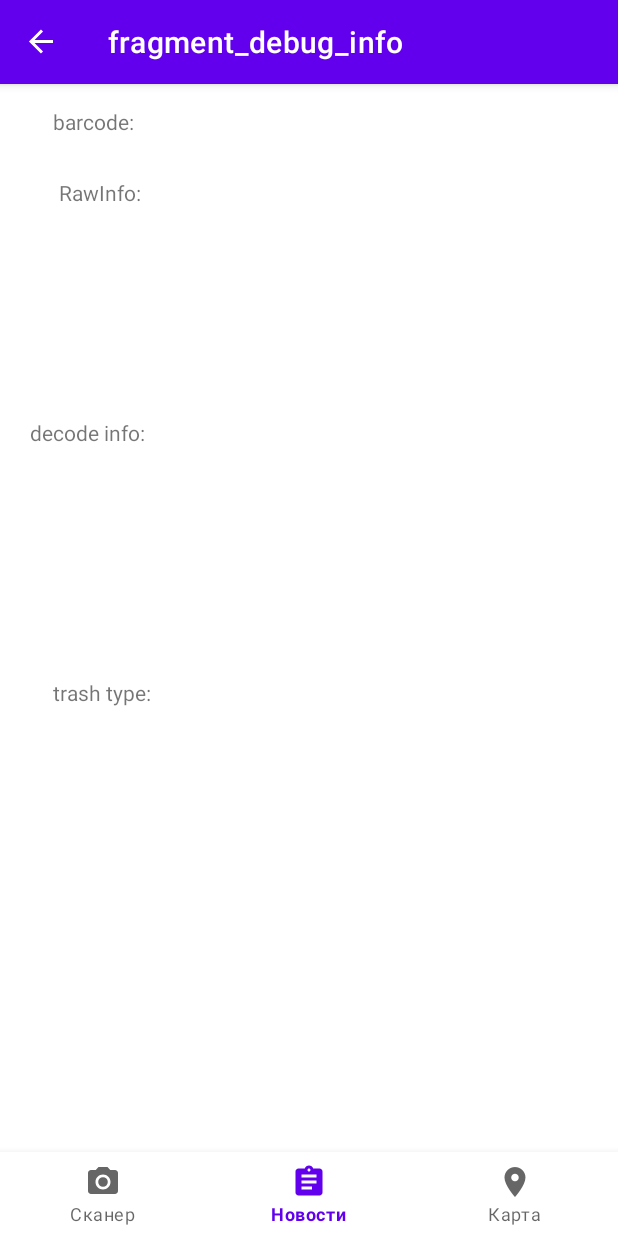
After one commit to Reveeng/SberProject, an Android app: the fragment_debug_info screen opened through its navigation route, on a phone screen of 412 x 824 dp. The commit adds this screen. Run offline under Robolectric (Android 15) with nearby library versions, the phone set to English and light mode, and no system bars; our stand-ins replace navigation-ui; pictures from the network do not load.

Commit message:
add debug fragment

```diff
--- /dev/null
+++ b/app/src/main/java/com/example/sberproject/fragment_debug_info.kt
@@ -0,0 +1,68 @@
+package com.example.sberproject
+
+import android.os.Bundle
+import androidx.fragment.app.Fragment
+import android.view.LayoutInflater
+import android.view.View
+import android.view.ViewGroup
+import android.widget.Button
+import android.widget.RelativeLayout
+import android.widget.TextView
+import androidx.constraintlayout.widget.ConstraintLayout
+
+class fragment_debug_info : Fragment() {
+
+    private lateinit var container: ConstraintLayout
+
+    companion object {
+        const val BARCODE = "barcode"
+        const val TRASH_TYPE = "trash type"
+        const val RAW_INFO = "rawinfo"
+        const val INFO = "info"
+        @JvmStatic
+        fun newInstance(barcode: String, rawinfo: String,info: String, trashType: String) =
+            fragment_debug_info().apply {
+                arguments = Bundle().apply {
+                    putString(BARCODE, barcode)
+                    putString(TRASH_TYPE, trashType)
+                    putString(RAW_INFO,rawinfo)
+                    putString(INFO,info)
+                }
+            }
+    }
+
+    override fun onCreateView(
+        inflater: LayoutInflater, container: ViewGroup?,
+        savedInstanceState: Bundle?
+    ): View? {
+        // Inflate the layout for this fragment
+        return inflater.inflate(R.layout.fragment_debug_info, container, false)
+    }
+    override fun onViewCreated(view: View, savedInstanceState: Bundle?) {
+        super.onViewCreated(view, savedInstanceState)
+        container = view as ConstraintLayout
+        var barcodeT: TextView? = null
+        var rawinfoT: TextView? = null
+        var infoT: TextView? = null
+        var trashTypeT: TextView? = null
+        barcodeT = container.findViewById(R.id.barcode)
+        rawinfoT = container.findViewById(R.id.rawInfo)
+        infoT = container.findViewById(R.id.decodeInfo)
+        trashTypeT = container.findViewById(R.id.trashtype)
+
+        arguments?.getString(BARCODE)?.let {
+            barcodeT.text = it
+        }
+        arguments?.getString(RAW_INFO)?.let {
+            rawinfoT.text = it
+        }
+        arguments?.getString(INFO)?.let {
+            infoT.text = it
+        }
+        arguments?.getString(TRASH_TYPE)?.let {
+            trashTypeT.text = it
+        }
+    }
+
+
+}
--- a/app/src/main/java/com/example/sberproject/ui/scan/BarcodeHandler.kt
+++ b/app/src/main/java/com/example/sberproject/ui/scan/BarcodeHandler.kt
@@ -1,6 +1,7 @@
 package com.example.sberproject.ui.scan
 
 import android.os.Build
+import android.os.Bundle
 import android.os.CountDownTimer
 import android.text.Html
 import com.google.mlkit.vision.barcode.Barcode
@@ -11,7 +12,7 @@ import java.io.IOException
 import kotlin.properties.Delegates
 import com.example.sberproject.TrashType
 
-class BarcodeHandler(private val TTCallback:(trashType: TrashType)->Unit){
+class BarcodeHandler(private val TTCallback:(bundle: Bundle)->Unit){
 
     private val keyValue =
         arrayOf(
@@ -21,6 +22,7 @@ class BarcodeHandler(private val TTCallback:(trashType: TrashType)->Unit){
             arrayOf("пл.{1}бут", "п.{1}б", "пэт")
             //TODO: add other key words for trash type
         )
+    var bundle = Bundle()
 
     private val soapBegin: String = "<?xml version=\"1.0\" encoding=\"ISO-8859-1\"?>" +
             "<SOAP-ENV:Envelope " +
@@ -34,7 +36,8 @@ class BarcodeHandler(private val TTCallback:(trashType: TrashType)->Unit){
 
     private var Utoken: String = ""
     var trashType: TrashType by Delegates.observable(TrashType.OTHER){_,_,new->
-        TTCallback(new)
+        bundle.putString("trash type", new.toString())
+        TTCallback(bundle)
     }
 
     private var barcodeArray: MutableList<String> = arrayListOf()
@@ -108,12 +111,12 @@ class BarcodeHandler(private val TTCallback:(trashType: TrashType)->Unit){
                     if (barcode.length != 13) return@barcodeloop
                     if (barcodeArray.size <= 10) barcodeArray.add(barcode)
                     else {
-                        println("all items"+barcodeArray)
+                        println("all items $barcodeArray")
                         val uniqueList = barcodeArray.distinct()
                         uniqueList.forEach { barcode ->
                             getGoodsByCode(barcode)
                         }
-                        println("unique items"+uniqueList)
+                        println("unique items $uniqueList")
                         }
                     }
                 }
@@ -141,15 +144,20 @@ class BarcodeHandler(private val TTCallback:(trashType: TrashType)->Unit){
                 if (!response.isSuccessful) throw IOException("Unexpected code $response")
                 haveCodeInDb = true
                 val strResponse: String = response.body!!.string()
-                println(strResponse)
+                println("response is $strResponse")
                 val regex = Regex("<Name>.*</Name>")
                 var goods: String? =
                     regex.find(strResponse)?.value?.removePrefix("<Name>")?.removeSuffix("</Name>")
+
                 if (goods != null) {
                     if (Build.VERSION.SDK_INT >= Build.VERSION_CODES.N) {
+                        bundle.putString("barcode", barcode)
+                        bundle.putString("rawinfo", goods)
                         goods = Html.fromHtml(goods, Html.FROM_HTML_MODE_LEGACY).toString()
+                        bundle.putString("info", goods)
                     }
                     trashType =  findTrashType(goods)
+                    println("trashType is $trashType")
                     needToScan = false
                 }
             }
--- a/app/src/main/java/com/example/sberproject/ui/scan/ScannerFragment.kt
+++ b/app/src/main/java/com/example/sberproject/ui/scan/ScannerFragment.kt
@@ -52,20 +52,16 @@ class ScannerFragment : Fragment() {
     private var scanButton: Button? = null
 
     //create barcode handler class
-    private val barcodeHandler: BarcodeHandler = BarcodeHandler { trashType: TrashType ->
+    private val barcodeHandler: BarcodeHandler = BarcodeHandler { bundle: Bundle ->
         requireActivity().runOnUiThread {
-            val bundle = Bundle().apply {
-                putSerializable(
-                    MapsFragment.TRASH_TYPE,
-                    trashType
-                )
-            }
-            findNavController().navigate(R.id.navigation_maps, bundle)
+//            val bundle = Bundle().apply {
+//                putSerializable(
+//                    MapsFragment.TRASH_TYPE,
+//                    trashType
+//                )
+//            }
+            findNavController().navigate(R.id.fragment_debug_info, bundle)
         }
-    }
-
-    fun trashTypeCallback(trashtype:TrashType){
-
     }
 
     override fun onCreateView(
--- /dev/null
+++ b/app/src/main/res/layout/fragment_debug_info.xml
@@ -0,0 +1,101 @@
+<?xml version="1.0" encoding="utf-8"?>
+<androidx.constraintlayout.widget.ConstraintLayout xmlns:android="http://schemas.android.com/apk/res/android"
+    xmlns:app="http://schemas.android.com/apk/res-auto"
+    xmlns:tools="http://schemas.android.com/tools"
+    android:layout_width="match_parent"
+    android:layout_height="match_parent"
+    tools:context=".fragment_debug_info">
+
+    <TextView
+        android:id="@+id/barcodetxt"
+        android:layout_width="wrap_content"
+        android:layout_height="wrap_content"
+        android:text="barcode:"
+        app:layout_constraintBottom_toBottomOf="parent"
+        app:layout_constraintEnd_toEndOf="parent"
+        app:layout_constraintHorizontal_bias="0.098"
+        app:layout_constraintStart_toStartOf="parent"
+        app:layout_constraintTop_toTopOf="parent"
+        app:layout_constraintVertical_bias="0.022" />
+
+    <TextView
+        android:id="@+id/barcode"
+        android:layout_width="wrap_content"
+        android:layout_height="wrap_content"
+        android:layout_marginTop="16dp"
+        android:text=""
+        app:layout_constraintEnd_toEndOf="parent"
+        app:layout_constraintHorizontal_bias="0.101"
+        app:layout_constraintStart_toEndOf="@+id/barcodetxt"
+        app:layout_constraintTop_toTopOf="parent"/>
+
+    <TextView
+        android:id="@+id/rawinfotxt"
+        android:layout_width="wrap_content"
+        android:layout_height="wrap_content"
+        android:layout_marginTop="28dp"
+        android:text="RawInfo:"
+        app:layout_constraintEnd_toEndOf="parent"
+        app:layout_constraintHorizontal_bias="0.11"
+        app:layout_constraintStart_toStartOf="parent"
+        app:layout_constraintTop_toBottomOf="@+id/barcodetxt" />
+
+    <TextView
+        android:id="@+id/rawInfo"
+        android:layout_width="285dp"
+        android:layout_height="148dp"
+        android:layout_marginTop="64dp"
+        android:text=""
+        app:layout_constraintEnd_toEndOf="parent"
+        app:layout_constraintStart_toEndOf="@+id/rawinfotxt"
+        app:layout_constraintTop_toTopOf="parent" />
+
+    <TextView
+        android:id="@+id/decodeInfotxt"
+        android:layout_width="wrap_content"
+        android:layout_height="wrap_content"
+        android:text="decode info:"
+        app:layout_constraintBottom_toBottomOf="parent"
+        app:layout_constraintEnd_toEndOf="parent"
+        app:layout_constraintHorizontal_bias="0.059"
+        app:layout_constraintStart_toStartOf="parent"
+        app:layout_constraintTop_toBottomOf="@+id/rawinfotxt"
+        app:layout_constraintVertical_bias="0.23" />
+
+    <TextView
+        android:id="@+id/decodeInfo"
+        android:layout_width="281dp"
+        android:layout_height="153dp"
+        android:text=""
+        app:layout_constraintBottom_toBottomOf="parent"
+        app:layout_constraintEnd_toEndOf="parent"
+        app:layout_constraintHorizontal_bias="0.515"
+        app:layout_constraintStart_toEndOf="@+id/decodeInfotxt"
+        app:layout_constraintTop_toBottomOf="@+id/rawInfo"
+        app:layout_constraintVertical_bias="0.043" />
+
+    <TextView
+        android:id="@+id/trashtypetxt"
+        android:layout_width="wrap_content"
+        android:layout_height="wrap_content"
+        android:text="trash type:"
+        app:layout_constraintBottom_toBottomOf="parent"
+        app:layout_constraintEnd_toEndOf="parent"
+        app:layout_constraintHorizontal_bias="0.101"
+        app:layout_constraintStart_toStartOf="parent"
+        app:layout_constraintTop_toBottomOf="@+id/decodeInfotxt"
+        app:layout_constraintVertical_bias="0.341" />
+
+    <TextView
+        android:id="@+id/trashtype"
+        android:layout_width="wrap_content"
+        android:layout_height="wrap_content"
+        android:text=""
+        app:layout_constraintBottom_toBottomOf="parent"
+        app:layout_constraintEnd_toEndOf="parent"
+        app:layout_constraintHorizontal_bias="0.107"
+        app:layout_constraintStart_toEndOf="@+id/trashtypetxt"
+        app:layout_constraintTop_toBottomOf="@+id/decodeInfo"
+        app:layout_constraintVertical_bias="0.075" />
+
+</androidx.constraintlayout.widget.ConstraintLayout>
--- a/app/src/main/res/navigation/mobile_navigation.xml
+++ b/app/src/main/res/navigation/mobile_navigation.xml
@@ -37,6 +37,9 @@
         <action
             android:id="@+id/action_navigation_scanner_to_navigation_maps"
             app:destination="@id/navigation_maps" />
+        <action
+            android:id="@+id/action_navigation_scanner_to_fragment_debug_info"
+            app:destination="@id/fragment_debug_info" />
     </fragment>
     <fragment
         android:id="@+id/navigation_account"
@@ -58,4 +61,9 @@
             android:id="@+id/action_navigation_first_instruction_to_navigation_maps"
             app:destination="@id/navigation_maps" />
     </fragment>
+    <fragment
+        android:id="@+id/fragment_debug_info"
+        android:name="com.example.sberproject.fragment_debug_info"
+        android:label="fragment_debug_info"
+        tools:layout="@layout/fragment_debug_info" />
 </navigation>
```
